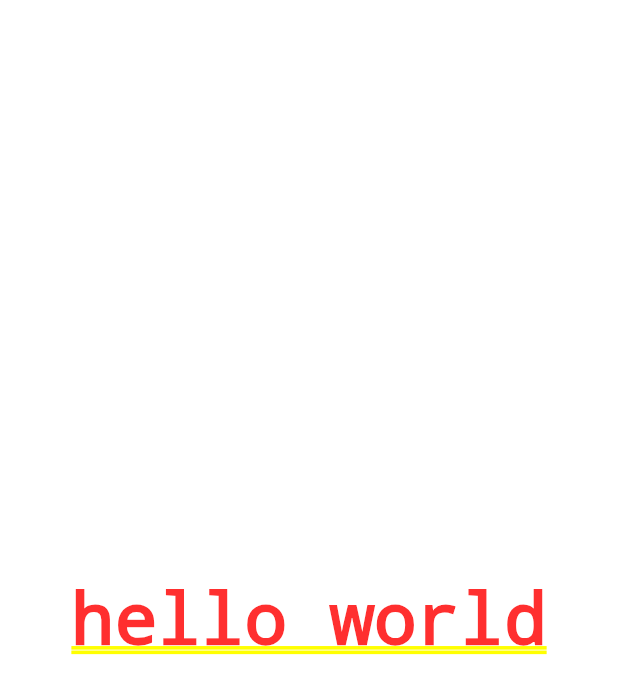
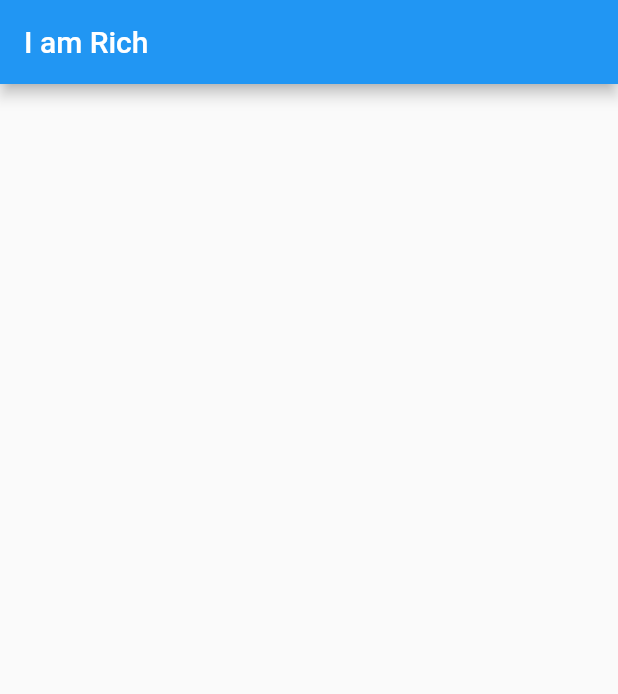
Before and after one commit to setupotnis/i_am_rich, a Flutter app: the screen it shows after launch, on a phone screen of 412 x 824 dp. Shown: the top 694 px of the screen. Run offline on Flutter 3.47's test engine with Material 2 defaults, Android fonts, the phone set to English and light mode, and no system bars.

Commit message:
added appbar

```diff
--- a/lib/main.dart
+++ b/lib/main.dart
@@ -4,8 +4,10 @@ import 'package:flutter/material.dart';
 void main() {
   runApp(
     MaterialApp(
-      home: Center(
-        child: Text('hello world'),
+      home: Scaffold(
+        appBar: AppBar(
+          title: Text("I am Rich"),
+        ),
       ),
     ),
   );
```
